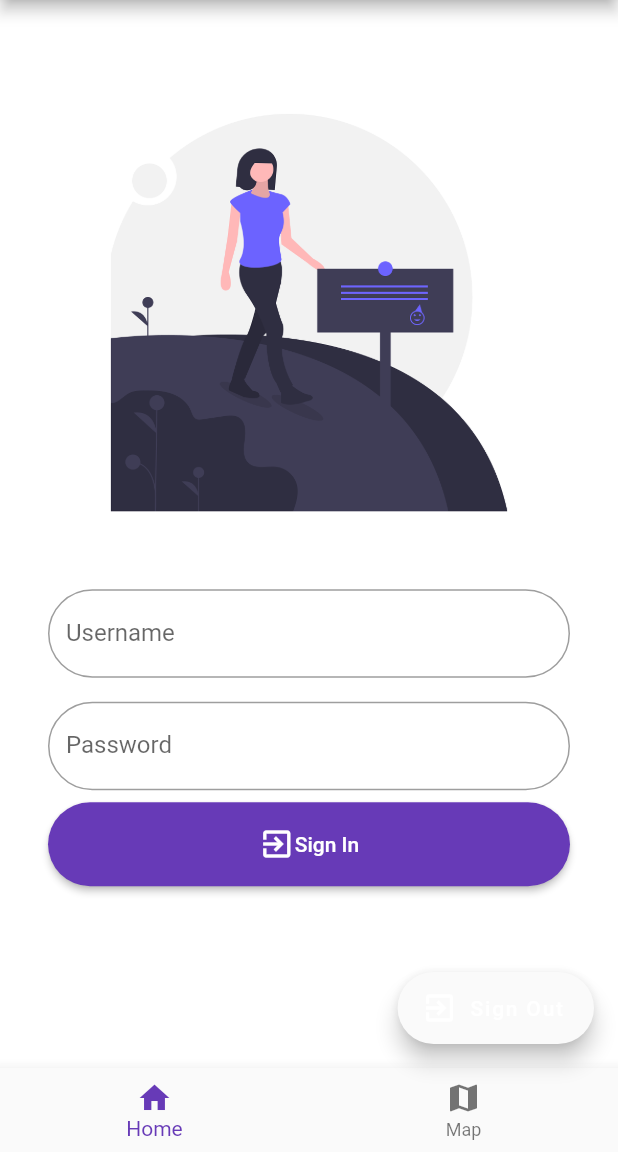
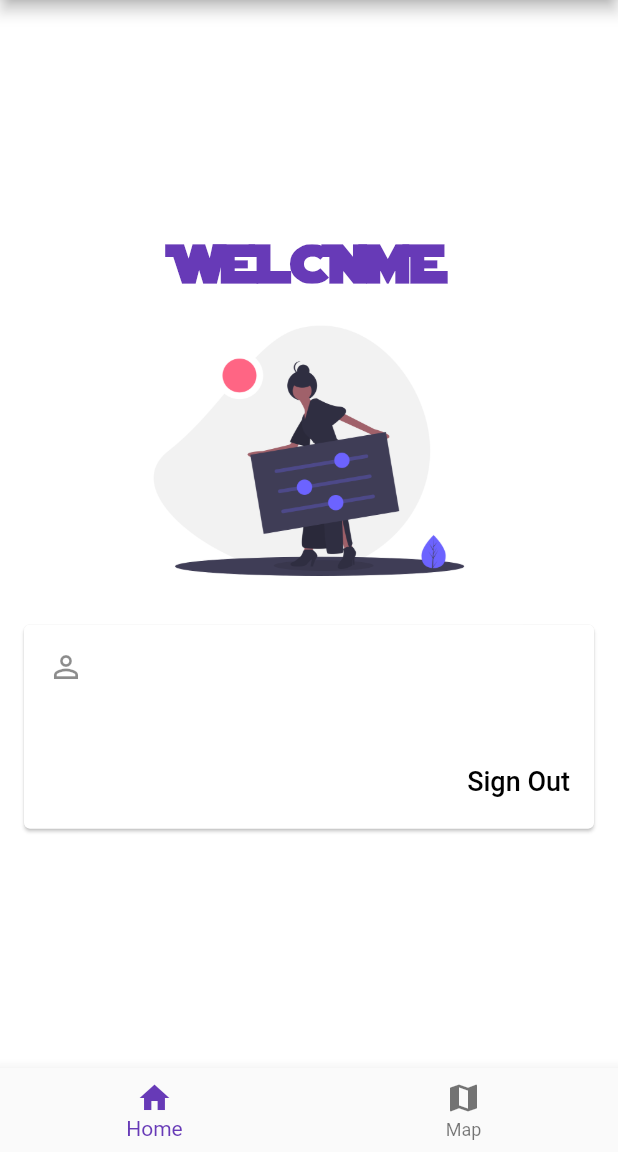
Before and after one commit to drewpayment/payment-group-flutter, a Flutter app: the HomePage screen opened by its route, on a phone screen of 412 x 824 dp, the part 84-1236 px from its top. Run offline on Flutter 3.47's test engine with Material 2 defaults, Android fonts, the phone set to English and light mode, and no system bars; our stand-ins replace dio, firebase_auth, google_maps_flutter, google_sign_in, location, sqflite; missing offline and left inert: flutter_webview_plugin; accounts and stored records are empty; statements that could not run were skipped.

Commit message:
got home page and signout implemented

```diff
--- a/lib/no_content.dart
+++ b/lib/no_content.dart
@@ -1,5 +1,4 @@
 import 'package:flutter/material.dart';
-import 'package:flutter_svg/flutter_svg.dart';
 
 class NoContent extends StatelessWidget {
     const NoContent();
@@ -11,10 +10,10 @@ class NoContent extends StatelessWidget {
             child: Column(
                 mainAxisAlignment: MainAxisAlignment.center,
                 children: <Widget>[
-                    SvgPicture.asset(
-                        'assets/undraw_code_typing_7jnv.svg',
-                        height: 200.0,
-                    ),
+                    // SvgPicture.asset(
+                    //     'assets/undraw_code_typing_7jnv.svg',
+                    //     height: 200.0,
+                    // ),
                     const Padding(
                         padding: EdgeInsets.only(top: 16.0),
                         child: const Text('Do things, big.'),
--- a/lib/pages/home_page.dart
+++ b/lib/pages/home_page.dart
@@ -66,20 +66,9 @@ class _HomePageState extends State<HomePage> {
     // fast, so that you can just rebuild anything that needs updating rather
     // than having to individually change instances of widgets.
     return Scaffold(
+      backgroundColor: Colors.white,
       appBar: CustomAppBar(title: Text(HomePage.title)),
       body: _getWidgetBody(_selectedNavigationItem),
-      floatingActionButton: Auth.isSignedIn()
-        ? FloatingActionButton.extended(
-          icon: Icon(Icons.exit_to_app),
-          label: Text('Sign Out'),
-          onPressed: () {
-            _signOut().then((account) {
-              user = account;
-            });
-          },
-          backgroundColor: Theme.of(context).canvasColor,
-        )
-        : null,
       bottomNavigationBar: Auth.isSignedIn() ? CustomBottomNav(
         items: HomePage.bottomNavItems,
         currentIndex: _selectedNavigationItem,
@@ -93,17 +82,78 @@ class _HomePageState extends State<HomePage> {
     setState(() {
       _selectedNavigationItem = index;
     });
+
+    if (_selectedNavigationItem == 1) {
+      Navigator.pushReplacementNamed(context, MapPage.routeName);
     }
-
-  Future<GoogleSignInAccount> _signOut() async {
-    // await Auth.signOut();
-    // return await Auth.googleSignIn.disconnect();
   }
 
   // get widget to fill body
   _getWidgetBody(int pos) {
-    switch (pos) {
-      case 0:
+    if (Auth.isSignedIn()) {
+      return Center(
+        child: Column(
+          mainAxisAlignment: MainAxisAlignment.center,
+          crossAxisAlignment: CrossAxisAlignment.stretch,
+          children: <Widget>[
+            Center(
+              child: Text('WELCOME',
+                style: TextStyle(
+                  fontFamily: 'Starjedi',
+                  fontSize: 36,
+                  fontWeight: FontWeight.bold,
+                  color: Theme.of(context).accentColor,
+                ),
+              ),
+            ),
+            Container(
+              width: MediaQuery.of(context).size.width,
+              child: Image.asset(
+                'assets/undraw_settings_ii2j.png',
+                height: 200,
+              ),
+            ),
+            Center(
+              child: Card(
+                margin: EdgeInsets.all(16.0),
+                child: Column(
+                  mainAxisSize: MainAxisSize.min,
+                  children: <Widget>[
+                    ListTile(
+                      leading: Icon(Icons.person_outline),
+                      dense: false,
+                      title: Text('${Auth.user.firstName} ${Auth.user.lastName}'),
+                      subtitle: Text('${Auth.user.email}'),
+                    ),
+                    ButtonTheme.bar(
+                      child: ButtonBar(
+                        alignment: MainAxisAlignment.end,
+                        children: <Widget>[
+                          FlatButton(
+                            child: Text('Sign Out',
+                              style: TextStyle(
+                                fontSize: 18,
+                              ),
+                            ),
+                            onPressed: () {
+                              Auth.signOut().then((success) {
+                                setState(() {
+                                  _selectedNavigationItem = 0;
+                                });
+                              });
+                            }
+                          ),
+                        ],
+                      ),
+                    ),
+                  ],
+                ),
+              ),
+            ),
+          ],
+        ),
+      );
+    } else {
       return Center(
         // Center is a layout widget. It takes a single child and positions it
         // in the middle of the parent.
@@ -197,11 +247,6 @@ class _HomePageState extends State<HomePage> {
           ),
         ),
       );
-      case 1:
-        return MapPage();
-
-      default:
-        return new Text('Error!');
     }
   }
 
--- a/lib/pages/map_page.dart
+++ b/lib/pages/map_page.dart
@@ -106,6 +106,10 @@ class _MapPageState extends State<MapPage> {
     setState(() {
       _selectedNavigationItem = index;
     });
+
+    if (_selectedNavigationItem == 0) {
+      Navigator.pushReplacementNamed(context, HomePage.routeName);
+    }
   }
 
   void _handleApiResponseAndBuildWidgets() {
--- a/lib/services/auth.dart
+++ b/lib/services/auth.dart
@@ -1,9 +1,10 @@
 
+
+import 'dart:async';
 
 import 'package:dio/dio.dart';
 import 'package:pay_track/data/http.dart';
 import 'package:pay_track/data/repository.dart';
-import 'package:pay_track/data/user_repository.dart';
 import 'package:pay_track/environment.dart';
 import 'package:pay_track/models/auth_response.dart';
 import 'package:pay_track/models/parsed_response.dart';
@@ -59,4 +60,12 @@ class Auth {
     ));
   }
 
+  static Future<bool> signOut() {
+    var comp = Completer<bool>();
+    _user = null;
+    _token = null;
+    comp.complete(true);
+    return comp.future;
+  }
+
 }
```
Also changed, not shown: pubspec.yaml (+9 -2 lines), assets/fonts/Raleway-Regular.ttf (added), assets/fonts/Starjedi.ttf (added), assets/undraw_settings_ii2j.png (added), assets/undraw_settings_ii2j.svg (added), lib/pages/custom_bottom_nav.dart (line endings or trailing spaces), pubspec.lock. Lines whose indentation alone changed are shown as unchanged.
